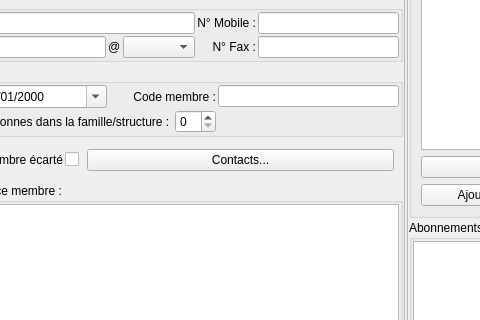
Old version of the form f_membres.ui in the repository nivhg/ludopen; both pictures show x 457 to 937 and y 260 to 580 of the 1121 by 700 pixel window.
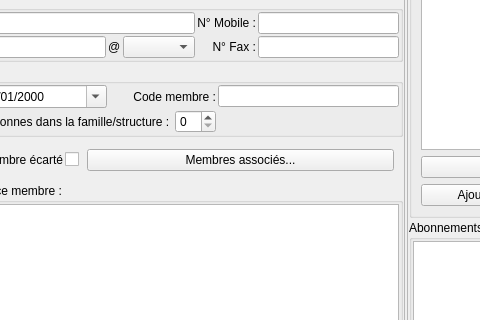
New version of the form. Icons and pictures are not drawn.

Patch:
```diff
--- a/f_membres.ui
+++ b/f_membres.ui
@@ -2207,7 +2207,7 @@
          <item row="4" column="2" colspan="2">
           <widget class="QPushButton" name="Bt_Associe">
            <property name="text">
-            <string>Contacts...</string>
+            <string>Membres associés...</string>
            </property>
           </widget>
          </item>
```
